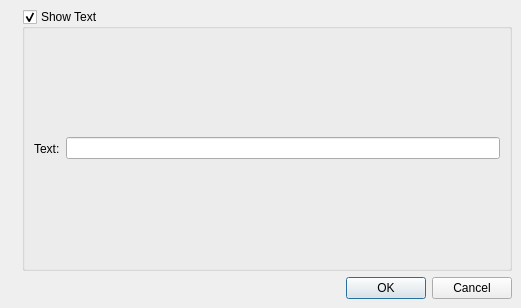
Before: the Qt Designer form mscore/mscore/glissandoprop.ui in musescore/musescore-old, drawn with Qt 5.
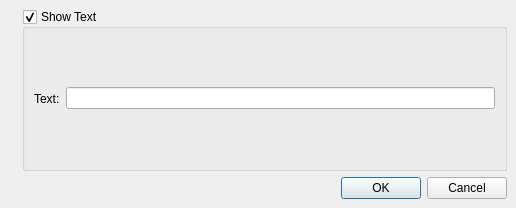
After: the same form once the commit is applied. Icons and pictures are not drawn.

What changed in the file:
```diff
--- a/mscore/mscore/glissandoprop.ui
+++ b/mscore/mscore/glissandoprop.ui
@@ -5,8 +5,8 @@
    <rect>
     <x>0</x>
     <y>0</y>
-    <width>521</width>
-    <height>308</height>
+    <width>516</width>
+    <height>208</height>
    </rect>
   </property>
   <property name="windowTitle" >
```
